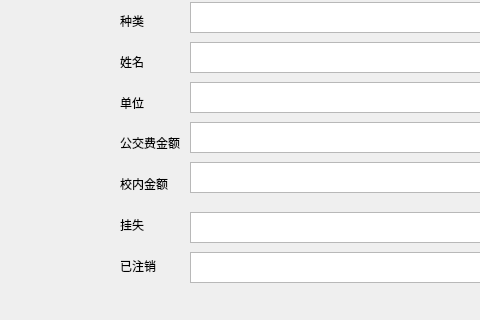
Above: mainwindow.ui from Nek0-hinata/QtLearning before the change; both pictures show x 0 to 480 and y 181 to 501 of the 878 by 501 pixel window. Below: the same form after it.
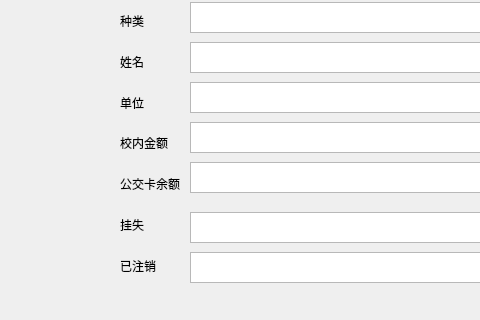
That is the form after the change.

What changed in the file:
```diff
--- a/mainwindow.ui
+++ b/mainwindow.ui
@@ -187,14 +187,14 @@
        <item>
         <widget class="QLabel" name="label_15">
          <property name="text">
-          <string>公交费金额</string>
+          <string>校内金额</string>
          </property>
         </widget>
        </item>
        <item>
         <widget class="QLabel" name="label_16">
          <property name="text">
-          <string>校内金额</string>
+          <string>公交卡余额</string>
          </property>
         </widget>
        </item>
```
